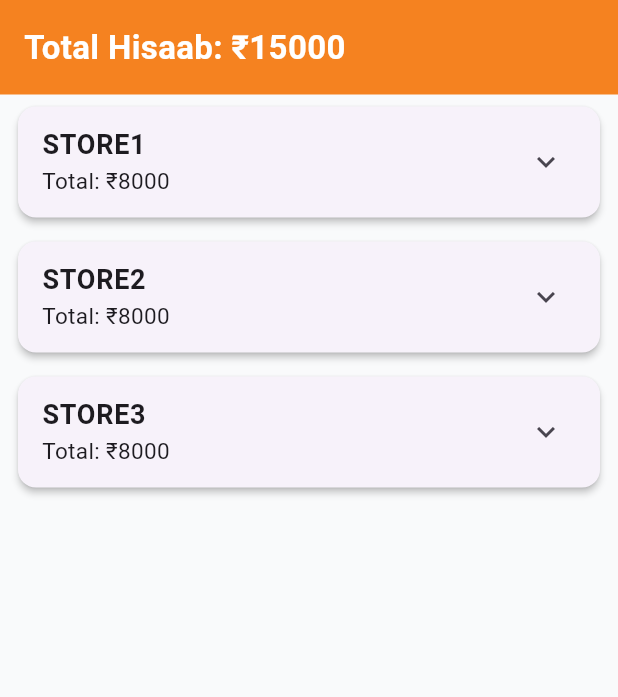
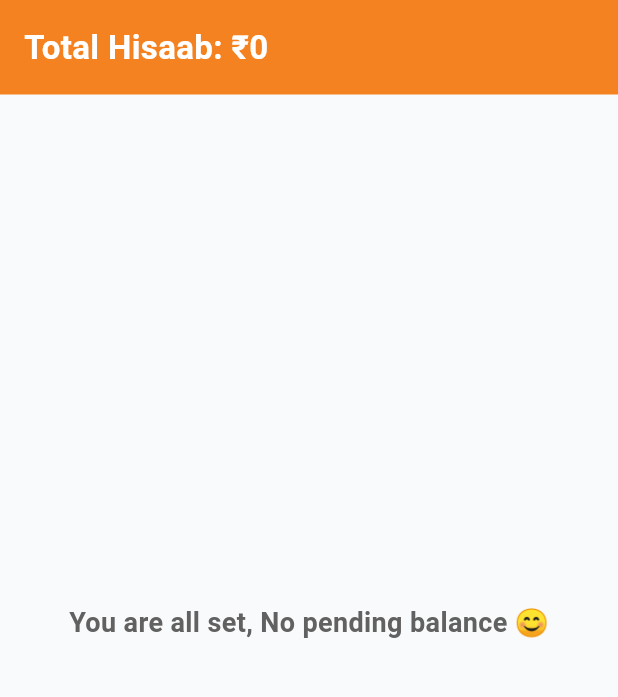
Before and after one commit to SanchitBatra-DevelopAnything/ODO-Delivery-Partner, a Flutter app: the StoreBalanceScreen screen opened by its route, on a phone screen of 412 x 824 dp, the part 84-781 px from its top. Run offline on Flutter 3.47's test engine with Material 3 defaults, Android fonts, the phone set to English and light mode, and no system bars; our stand-ins replace firebase_core, firebase_storage, image_picker; accounts and stored records are empty; network calls fail.

```diff
--- a/lib/storebalance.dart
+++ b/lib/storebalance.dart
@@ -1,43 +1,90 @@
 import 'package:flutter/material.dart';
 import 'package:odo_delivery_partner/drawer.dart';
 import 'package:odo_delivery_partner/login.dart';
+import 'package:odo_delivery_partner/providers/auth.dart';
+import 'package:odo_delivery_partner/providers/order.dart';
+import 'package:odo_delivery_partner/route_observer.dart';
+import 'package:provider/provider.dart';
 
-class StoreBalanceScreen extends StatelessWidget {
+class StoreBalanceScreen extends StatefulWidget {
   const StoreBalanceScreen({super.key});
 
   @override
-  Widget build(BuildContext context) {
-    final Map<String, dynamic> data = {
-      "totalHisaab": 15000,
-      "data": {
-        "store1": {
-          "orders": [
-            {"shopName": "Shop A", "amount": 5000},
-            {"shopName": "Shop B", "amount": 3000}
-          ],
-        },
-        "store2": {
-          "orders": [
-            {"shopName": "Shop A", "amount": 5000},
-            {"shopName": "Shop B", "amount": 3000}
-          ],
-        },
-        "store3": {
-          "orders": [
-            {"shopName": "Shop A", "amount": 5000},
-            {"shopName": "Shop B", "amount": 3000}
-          ],
+  State<StoreBalanceScreen> createState() => _StoreBalanceScreenState();
+}
+
+class _StoreBalanceScreenState extends State<StoreBalanceScreen> with RouteAware {
+
+
+
+  bool _isSubscribed = false;
+
+  @override
+  void didChangeDependencies() {
+    super.didChangeDependencies();
+
+    if (!_isSubscribed) {
+      routeObserver.subscribe(this, ModalRoute.of(context)!);
+      _isSubscribed = true;
     }
   }
-    };
 
-    final stores = data["data"] as Map<String, dynamic>;
+  @override
+  void dispose() {
+    routeObserver.unsubscribe(this);
+    super.dispose();
+  }
+
+  @override
+  void didPush() {
+    // ✅ Defer provider call until after first frame
+    WidgetsBinding.instance.addPostFrameCallback((_) {
+      if (!mounted) return;
+      _fetchStoreBalance();
+    });
+  }
+
+  @override
+  void didPopNext() {
+    // ✅ Same here, avoid rebuild conflicts when coming back
+    WidgetsBinding.instance.addPostFrameCallback((_) {
+      if (!mounted) return;
+      _fetchStoreBalance();
+    });
+  }
+
+  void _fetchStoreBalance() {
+    final ordersProvider = Provider.of<OrdersProvider>(context, listen: false);
+    final deliveryPartnerId =
+        Provider.of<AuthProvider>(context, listen: false).loggedInDeliveryPartner?['id'];
+
+    if (deliveryPartnerId != null) {
+      ordersProvider.fetchStoreBalance(deliveryPartnerId);
+    } else {
+      print("⚠️ No deliveryPartnerId found.");
+    }
+  }
+
+
+
+
+  @override
+  Widget build(BuildContext context) {
+
+    final ordersProvider = Provider.of<OrdersProvider>(context);
+    final Map<dynamic, dynamic> data = ordersProvider.storeBalanceData;
+
+    final Map<String, dynamic> stores =
+    Map<String, dynamic>.from(data["data"] ?? {});
+
+    final int totalHisaab = data["totalHisaab"] ?? 0;
+    final bool hasNoPending = totalHisaab == 0;
 
     return MediaQuery.removePadding(
       context: context,
       removeTop: true,
       child: Scaffold(
-        drawer: const Sidebar(), // 👈 your drawer widget
+        drawer: const Sidebar(),
         backgroundColor: const Color(0xFFF9FAFB),
 
         appBar: AppBar(
@@ -56,7 +103,7 @@ class StoreBalanceScreen extends StatelessWidget {
           ),
         ),
 
-        body: Column(
+        body: ordersProvider.isLoading ? Center(child: CircularProgressIndicator(color: Login.primaryColor,),) : Column(
           crossAxisAlignment: CrossAxisAlignment.start,
           children: [
             // TOTAL HISAAB CARD
@@ -65,7 +112,7 @@ class StoreBalanceScreen extends StatelessWidget {
               padding: const EdgeInsets.all(16),
               color: Login.primaryColor,
               child: Text(
-                "Total Hisaab: ₹${data['totalHisaab']}",
+                "Total Hisaab: ₹$totalHisaab",
                 style: const TextStyle(
                   fontSize: 22,
                   color: Colors.white,
@@ -75,21 +122,31 @@ class StoreBalanceScreen extends StatelessWidget {
             ),
 
             Expanded(
-              child: ListView.builder(
+              child: hasNoPending
+                  ? Center(
+                      child: Text(
+                        "You are all set, No pending balance 😊",
+                        style: TextStyle(
+                          fontSize: 18,
+                          color: Colors.grey.shade700,
+                          fontWeight: FontWeight.w600,
+                        ),
+                        textAlign: TextAlign.center,
+                      ),
+                    )
+                  : ListView.builder(
                       itemCount: stores.length,
                       itemBuilder: (context, index) {
                         String storeName = stores.keys.elementAt(index);
                         List orders = stores[storeName]["orders"];
 
-                  // calculate store total
                         int storeTotal = orders.fold(
                             0, (sum, order) => sum + (order["amount"] as int));
 
                         return Card(
                           elevation: 2,
-                    margin:
-                        const EdgeInsets.symmetric(horizontal: 12, vertical: 8),
-
+                          margin: const EdgeInsets.symmetric(
+                              horizontal: 12, vertical: 8),
                           child: ExpansionTile(
                             title: Text(
                               storeName.toUpperCase(),
@@ -98,22 +155,22 @@ class StoreBalanceScreen extends StatelessWidget {
                                 fontWeight: FontWeight.w600,
                               ),
                             ),
-
                             subtitle: Text(
                               "Total: ₹$storeTotal",
                               style: const TextStyle(fontSize: 15),
                             ),
-
                             children: [
                               ListView.builder(
                                 shrinkWrap: true,
-                          physics: const NeverScrollableScrollPhysics(),
+                                physics:
+                                    const NeverScrollableScrollPhysics(),
                                 itemCount: orders.length,
                                 itemBuilder: (context, i) {
                                   final order = orders[i];
 
                                   return ListTile(
-                              leading: const Icon(Icons.shopping_bag),
+                                    leading:
+                                        const Icon(Icons.shopping_bag),
                                     title: Text(order["shopName"]),
                                     trailing: Text(
                                       "₹${order['amount']}",
```
Also changed, not shown: lib/providers/order.dart (+44 -0 lines). Lines whose indentation alone changed are shown as unchanged.
